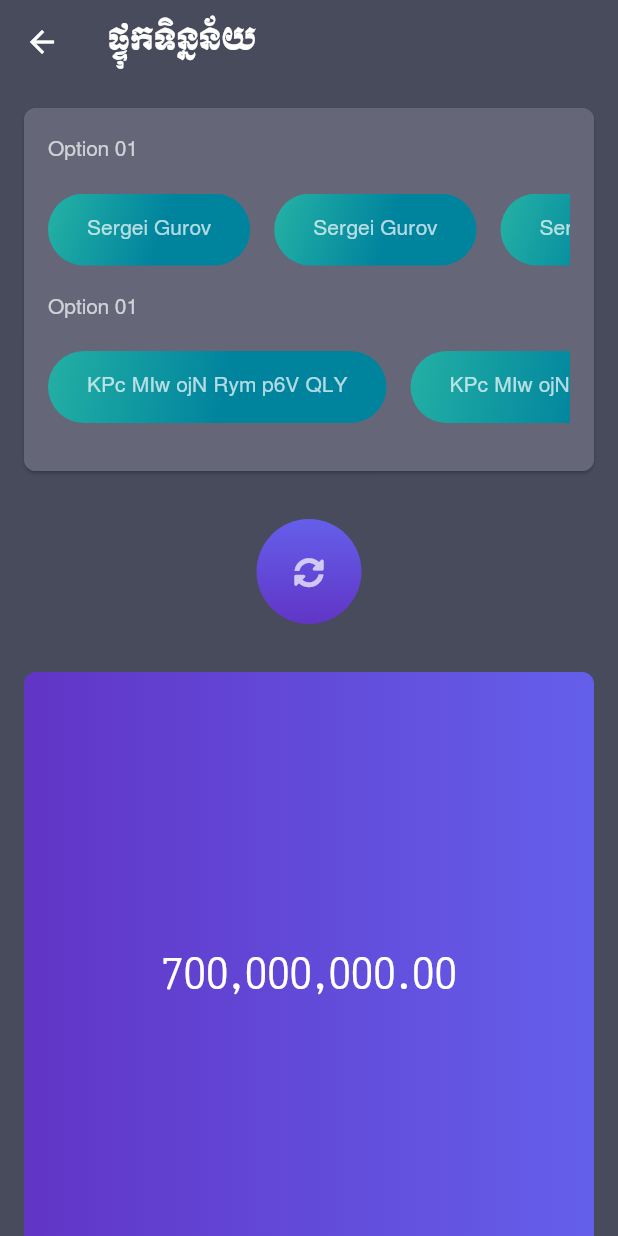
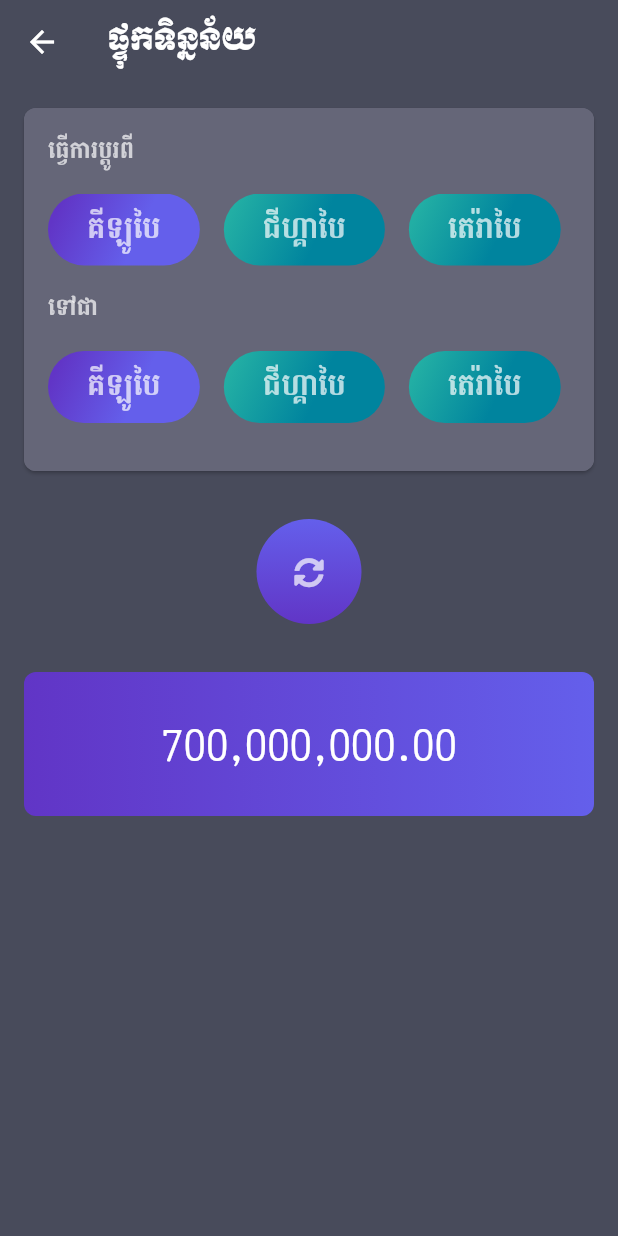
Before and after one commit to khflutter/converter, a Flutter app: the screen it shows after launch, after a tap on "ផ្ទុកទិន្នន័យ", on a phone screen of 412 x 824 dp. Run offline on Flutter 3.47's test engine with Material 2 defaults, Android fonts, the phone set to English and light mode, and no system bars; our stand-ins replace font_awesome_flutter.

Commit message:
start implement.

```diff
--- a/lib/pages/calculate.dart
+++ b/lib/pages/calculate.dart
@@ -1,44 +1,30 @@
 import 'package:flutter/material.dart';
 import 'package:font_awesome_flutter/font_awesome_flutter.dart';
 import 'package:khunit/config/env.dart';
+import 'package:khunit/models/option.dart';
+import 'package:khunit/models/unit.dart';
 
 class CalculateScreen extends StatefulWidget {
-  final String title;
+  final Unit unit;
 
-  const CalculateScreen({Key key, this.title}) : super(key: key);
+  const CalculateScreen({Key key, this.unit}) : super(key: key);
   _CalculateScreenState createState() => _CalculateScreenState();
 }
 
 class _CalculateScreenState extends State<CalculateScreen> {
-  List _cities = [
-    "Cluj-Napoca",
-    "Bucuresti",
-    "Timisoara",
-    "Brasov",
-    "Constanta"
-  ];
-  List<DropdownMenuItem<String>> _dropDownMenuItems;
-  String _currentCity;
+  Option _fromOption;
+  Option _toOption;
 
   @override
   void initState() {
     super.initState();
-    _dropDownMenuItems = getDropDownMenuItems();
-    _currentCity = _dropDownMenuItems[0].value;
+    if (widget.unit != null &&
+        widget.unit.option != null &&
+        widget.unit.option.length > 0) {
+      _fromOption = widget.unit.option[0];
+      _toOption = widget.unit.option[0];
+      print(_fromOption.id);
     }
-
-  List<DropdownMenuItem<String>> getDropDownMenuItems() {
-    List<DropdownMenuItem<String>> items = List();
-    for (String city in _cities) {
-      items.add(DropdownMenuItem(value: city, child: Text(city)));
-    }
-    return items;
-  }
-
-  void changedDropDownItem(String selectedCity) {
-    setState(() {
-      _currentCity = selectedCity;
-    });
   }
 
   @override
@@ -47,7 +33,7 @@ class _CalculateScreenState extends State<CalculateScreen> {
       backgroundColor: Env.primaryColor,
       appBar: AppBar(
         elevation: 0.0,
-        title: Text(widget.title),
+        title: Text(widget.unit.name),
       ),
       body: Container(
         child: SingleChildScrollView(
@@ -78,9 +64,10 @@ class _CalculateScreenState extends State<CalculateScreen> {
                           children: <Widget>[
                             Container(
                               child: Text(
-                                "Option 01",
+                                "ធ្វើការប្តូរពី",
                                 style: TextStyle(
                                   color: Colors.white70,
+                                  fontFamily: "KhmerBattambangBold",
                                 ),
                               ),
                             ),
@@ -90,8 +77,15 @@ class _CalculateScreenState extends State<CalculateScreen> {
                               padding: EdgeInsets.symmetric(vertical: 16.0),
                               child: ListView(
                                 scrollDirection: Axis.horizontal,
-                                children: List.generate(100, (item) {
-                                  return Container(
+                                children:
+                                    widget.unit.option.map((Option option) {
+                                  return GestureDetector(
+                                    onTap: () {
+                                      setState(() {
+                                        _fromOption = option;
+                                      });
+                                    },
+                                    child: Container(
                                       height: 60.0,
                                       padding: EdgeInsets.only(
                                         left: 26.0,
@@ -100,7 +94,23 @@ class _CalculateScreenState extends State<CalculateScreen> {
                                       margin: EdgeInsets.only(
                                         right: 16.0,
                                       ),
-                                    decoration: BoxDecoration(
+                                      decoration: (() {
+                                        if (_fromOption != null &&
+                                            _fromOption.id == option.id) {
+                                          return BoxDecoration(
+                                            borderRadius:
+                                                BorderRadius.circular(100.0),
+                                            gradient: LinearGradient(
+                                              begin: Alignment(0, 1),
+                                              end: Alignment(-1, 0),
+                                              colors: [
+                                                Color(0xFF645feb),
+                                                Color(0xFF6135c6),
+                                              ],
+                                            ),
+                                          );
+                                        } else {
+                                          return BoxDecoration(
                                             borderRadius:
                                                 BorderRadius.circular(100.0),
                                             gradient: LinearGradient(
@@ -111,12 +121,17 @@ class _CalculateScreenState extends State<CalculateScreen> {
                                                 Color(0xFF22aea4),
                                               ],
                                             ),
-                                    ),
+                                          );
+                                        }
+                                      })(),
                                       child: Center(
                                         child: Text(
-                                        "Sergei Gurov",
+                                          option.name,
                                           style: TextStyle(
                                             color: Colors.white70,
+                                            fontFamily: "KhmerBattambangBold",
+                                            fontSize: 18.0,
+                                          ),
                                         ),
                                       ),
                                     ),
@@ -126,9 +141,10 @@ class _CalculateScreenState extends State<CalculateScreen> {
                             ),
                             Container(
                               child: Text(
-                                "Option 01",
+                                "ទៅជា",
                                 style: TextStyle(
                                   color: Colors.white70,
+                                  fontFamily: "KhmerBattambangBold",
                                 ),
                               ),
                             ),
@@ -138,8 +154,15 @@ class _CalculateScreenState extends State<CalculateScreen> {
                               padding: EdgeInsets.symmetric(vertical: 16.0),
                               child: ListView(
                                 scrollDirection: Axis.horizontal,
-                                children: List.generate(100, (item) {
-                                  return Container(
+                                children:
+                                    widget.unit.option.map((Option option) {
+                                  return GestureDetector(
+                                    onTap: () {
+                                      setState(() {
+                                        _toOption = option;
+                                      });
+                                    },
+                                    child: Container(
                                       height: 60.0,
                                       padding: EdgeInsets.only(
                                         left: 26.0,
@@ -148,7 +171,23 @@ class _CalculateScreenState extends State<CalculateScreen> {
                                       margin: EdgeInsets.only(
                                         right: 16.0,
                                       ),
-                                    decoration: BoxDecoration(
+                                      decoration: (() {
+                                        if (_toOption != null &&
+                                            _toOption.id == option.id) {
+                                          return BoxDecoration(
+                                            borderRadius:
+                                                BorderRadius.circular(100.0),
+                                            gradient: LinearGradient(
+                                              begin: Alignment(0, 1),
+                                              end: Alignment(-1, 0),
+                                              colors: [
+                                                Color(0xFF645feb),
+                                                Color(0xFF6135c6),
+                                              ],
+                                            ),
+                                          );
+                                        } else {
+                                          return BoxDecoration(
                                             borderRadius:
                                                 BorderRadius.circular(100.0),
                                             gradient: LinearGradient(
@@ -159,12 +198,17 @@ class _CalculateScreenState extends State<CalculateScreen> {
                                                 Color(0xFF22aea4),
                                               ],
                                             ),
-                                    ),
+                                          );
+                                        }
+                                      })(),
                                       child: Center(
                                         child: Text(
-                                        "KPc MIw ojN Rym p6V QLY",
+                                          option.name,
                                           style: TextStyle(
                                             color: Colors.white70,
+                                            fontSize: 18.0,
+                                            fontFamily: "KhmerBattambangBold",
+                                          ),
                                         ),
                                       ),
                                     ),
@@ -202,9 +246,8 @@ class _CalculateScreenState extends State<CalculateScreen> {
                 ),
                 Container(
                   width: MediaQuery.of(context).size.width,
-                  height: 400.0,
                   margin: EdgeInsets.all(16.0),
-                  padding: EdgeInsets.symmetric(vertical: 10.0),
+                  padding: EdgeInsets.symmetric(vertical: 32.0),
                   decoration: BoxDecoration(
                     borderRadius: BorderRadius.circular(8.0),
                     gradient: LinearGradient(
--- a/lib/pages/home.dart
+++ b/lib/pages/home.dart
@@ -3,7 +3,6 @@ import 'package:khunit/config/env.dart';
 import 'package:khunit/database/db.dart';
 import 'package:khunit/models/unit.dart';
 import 'package:khunit/pages/calculate.dart';
-// import 'package:khunit/widgets/drawer.dart';
 
 class Home extends StatefulWidget {
   _HomeState createState() => _HomeState();
@@ -36,7 +35,7 @@ class _HomeState extends State<Home> {
                   context,
                   MaterialPageRoute(
                     builder: (context) => CalculateScreen(
-                          title: unit.name,
+                          unit: unit,
                         ),
                   ),
                 );
```
Also changed, not shown: lib/database/db.dart (+101 -0 lines). Lines whose indentation alone changed are shown as unchanged.
